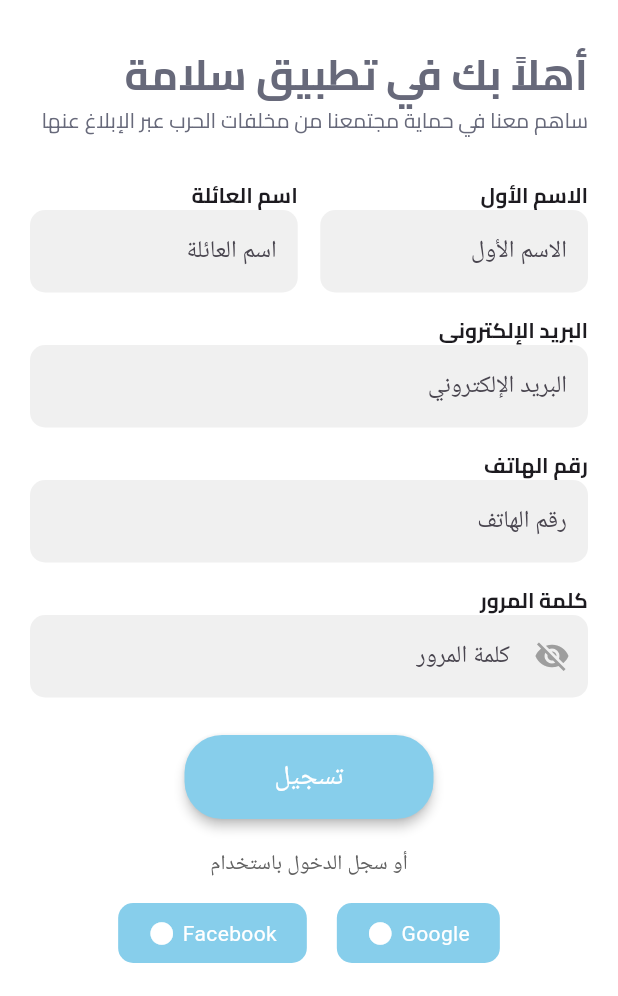
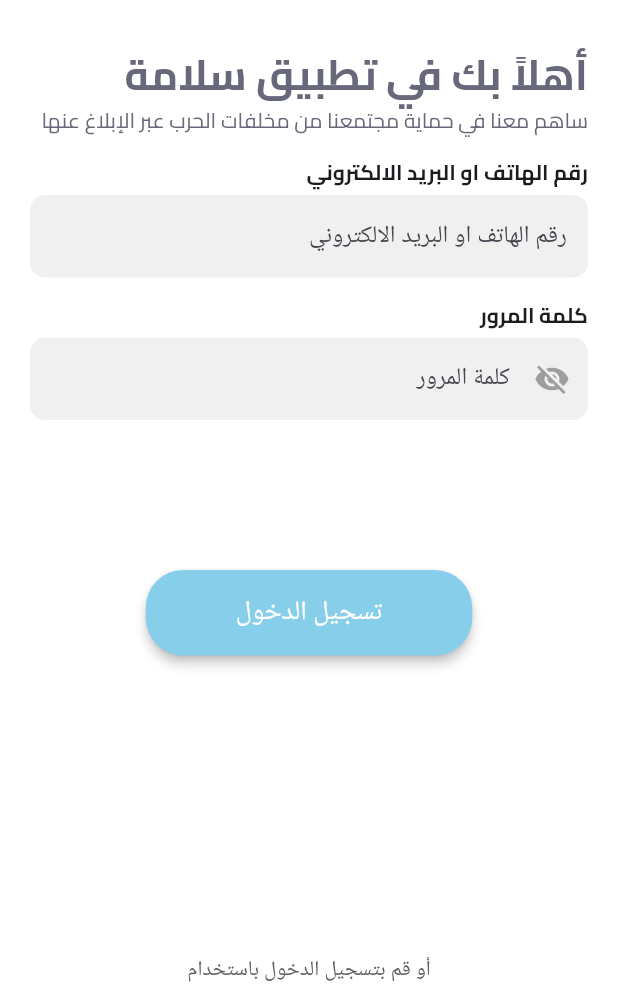
Before and after one commit to Yousef93it/salama, a Flutter app: the screen it shows after launch, on a phone screen of 412 x 824 dp, the part 240-1236 px from its top. Run offline on Flutter 3.47's test engine with Material 3 defaults, Android fonts, the light colour scheme and no system bars.

Commit message:
LogIn page without functionality

```diff
--- /dev/null
+++ b/lib/LogIn.dart
@@ -0,0 +1,281 @@
+import 'package:flutter/material.dart';
+
+void main() => runApp(LogIn());
+
+class LogIn extends StatelessWidget {
+  @override
+  Widget build(BuildContext context) {
+    return MaterialApp(
+      home: LogInPage(),
+    );
+  }
+}
+
+class LogInPage extends StatefulWidget {
+  @override
+  _LogInPageState createState() => _LogInPageState();
+}
+
+class _LogInPageState extends State<LogInPage> {
+  final GlobalKey<FormState> _formKey = GlobalKey<FormState>();
+  final TextEditingController _emailController = TextEditingController();
+  final TextEditingController _passwordController = TextEditingController();
+
+  @override
+  Widget build(BuildContext context) {
+    return Scaffold(
+      backgroundColor: Colors.white,
+      body: SingleChildScrollView(
+        child: Padding(
+          padding: const EdgeInsets.symmetric(horizontal: 20.0),
+          child: Form(
+            key: _formKey,
+            child: Column(
+              crossAxisAlignment: CrossAxisAlignment.start,
+              children: [
+                SizedBox(height: 50),
+                _buildHeader(),
+                SizedBox(height: 30),
+                _buildWelcomeText(),
+                SizedBox(height: 15),
+                Row(
+                  mainAxisAlignment: MainAxisAlignment.end,
+                  children: [
+                    Text(
+                      'رقم الهاتف او البريد الالكتروني',
+                      textAlign: TextAlign.right,
+                      style: TextStyle(
+                        fontFamily: "Cairo",
+                        fontSize: 14,
+                        fontWeight: FontWeight.bold,
+                      ),
+                    ),
+                  ],
+                ),
+                SizedBox(height: 5),
+                _buildTextField('رقم الهاتف او البريد الالكتروني',
+                    TextInputType.emailAddress, TextAlign.right),
+                SizedBox(height: 15),
+                Row(
+                  mainAxisAlignment: MainAxisAlignment.end,
+                  children: [
+                    Text(
+                      'كلمة المرور',
+                      textAlign: TextAlign.right,
+                      style: TextStyle(
+                        fontFamily: "Cairo",
+                        fontSize: 14,
+                        fontWeight: FontWeight.bold,
+                      ),
+                    ),
+                  ],
+                ),
+                SizedBox(height: 5),
+                _buildTextField('كلمة المرور', TextInputType.visiblePassword,
+                    TextAlign.right,
+                    isPassword: true),
+                SizedBox(height: 100),
+                _buildSignUpButton(),
+                SizedBox(height: 200),
+                _buildSocialLoginText(),
+                _buildSocialButtons(),
+                // Add other widgets here
+              ],
+            ),
+          ),
+        ),
+      ),
+    );
+  }
+
+  Widget _buildHeader() {
+    return Align(
+      alignment: Alignment.topLeft,
+      child: Padding(
+        padding: const EdgeInsets.only(
+            top: 10.0), // Adjust the top padding as needed
+        child: Row(
+          mainAxisAlignment: MainAxisAlignment.spaceBetween,
+          crossAxisAlignment: CrossAxisAlignment.center,
+          children: [
+            Image.asset(
+              'assets/logo.png',
+              width: 100, // Adjust the width as needed
+              height: 100, // Adjust the height as needed
+            ),
+            Column(
+              crossAxisAlignment: CrossAxisAlignment.end,
+              children: [
+                Text(
+                  'سلامة',
+                  style: TextStyle(
+                    fontFamily: "Cairo",
+                    fontSize: 28,
+                    fontWeight: FontWeight.bold,
+                    color: Color(0xFF87CEEB),
+                  ),
+                  textAlign: TextAlign.right,
+                ),
+                Text(
+                  'معا نحو وطن آمن',
+                  style: TextStyle(
+                    fontFamily: "Cairo",
+                    fontSize: 14,
+                    color: Color(0xFF87CEEB),
+                  ),
+                  textAlign: TextAlign.right,
+                ),
+              ],
+            ),
+          ],
+        ),
+      ),
+    );
+  }
+
+  Widget _buildWelcomeText() {
+    return Align(
+      alignment: Alignment.topRight,
+      child: Column(
+        crossAxisAlignment: CrossAxisAlignment.end,
+        children: [
+          Text(
+            'أهلاً بك في تطبيق سلامة',
+            style: TextStyle(
+              fontFamily: "Cairo",
+              fontSize: 28,
+              fontWeight: FontWeight.bold,
+              color: Color(0XFF67697A),
+            ),
+          ),
+          Text(
+            'ساهم معنا في حماية مجتمعنا من مخلفات الحرب عبر الإبلاغ عنها',
+            style: TextStyle(
+              fontFamily: "Cairo",
+              fontSize: 14,
+              color: Color(0XFF67697A),
+            ),
+            textAlign: TextAlign.right,
+          ),
+        ],
+      ),
+    );
+  }
+
+  Widget _buildTextField(
+      String hintText, TextInputType inputType, TextAlign textAlign,
+      {bool isPassword = false}) {
+    return TextFormField(
+      keyboardType: inputType,
+      obscureText: isPassword,
+      textAlign: textAlign,
+      decoration: InputDecoration(
+        hintText: hintText,
+        filled: true,
+        fillColor: Color(0xFFF0F0F0),
+        border: OutlineInputBorder(
+          borderRadius: BorderRadius.circular(10),
+          borderSide: BorderSide.none,
+        ),
+        focusedBorder: OutlineInputBorder(
+          borderRadius: BorderRadius.circular(10),
+          borderSide: BorderSide(color: Color(0xFF87CEEB), width: 2),
+        ),
+        contentPadding: EdgeInsets.symmetric(vertical: 15, horizontal: 10),
+        suffixIcon:
+            isPassword ? Icon(Icons.visibility_off, color: Colors.grey) : null,
+      ),
+      validator: (value) {
+        if (value == null || value.isEmpty) {
+          return 'هذا الحقل مطلوب';
+        }
+        return null;
+      },
+    );
+  }
+
+  Widget _buildSignUpButton() {
+    return Center(
+      child: ElevatedButton(
+        onPressed: () {
+          print("Sign Up button pressed!");
+          if (_formKey.currentState?.validate() ?? false) {
+            // Add your action here
+            print("تسجيل button clicked!");
+          }
+        },
+        style: ElevatedButton.styleFrom(
+          backgroundColor: Color(0xFF87CEEB),
+          padding: EdgeInsets.symmetric(vertical: 15, horizontal: 60),
+          shape: RoundedRectangleBorder(
+            borderRadius: BorderRadius.circular(25),
+          ),
+          elevation: 3,
+        ),
+        child: Text(
+          'تسجيل الدخول',
+          style: TextStyle(fontSize: 18, color: Colors.white),
+        ),
+      ),
+    );
+  }
+}
+
+Widget _buildSocialButtons() {
+  return Row(
+    mainAxisAlignment: MainAxisAlignment.center,
+    children: [
+      GestureDetector(
+        onTap: () {
+          // Add Facebook login action here
+          print("Facebook login clicked!");
+        },
+        child: _buildSocialButton(
+            'Facebook',
+            Color.fromARGB(255, 255, 255, 255),
+            Color.fromARGB(255, 0, 0, 0),
+            'assets/facebook.png'), // Use an appropriate IconData
+      ),
+      SizedBox(width: 20),
+      GestureDetector(
+        onTap: () {
+          // Add Google login action here
+          print("Google login clicked!");
+        },
+        child: _buildSocialButton('Google', Color.fromARGB(255, 255, 255, 255),
+            Color.fromARGB(255, 0, 0, 0), "assets/google.png"),
+      ),
+    ],
+  );
+}
+
+Widget _buildSocialButton(
+    String text, Color color, Color fontColor, String iconPath) {
+  return Container(
+    padding: EdgeInsets.symmetric(vertical: 10, horizontal: 20),
+    decoration: BoxDecoration(
+      color: color,
+      borderRadius: BorderRadius.circular(10),
+    ),
+    child: Row(
+      mainAxisSize: MainAxisSize.min,
+      children: [
+        Image.asset(iconPath, height: 18, width: 18),
+        SizedBox(width: 5),
+        Text(
+          text,
+          style: TextStyle(color: fontColor),
+        ),
+      ],
+    ),
+  );
+}
+
+Widget _buildSocialLoginText() {
+  return Center(
+    child: Text(
+      'أو قم بتسجيل الدخول باستخدام',
+      style: TextStyle(fontSize: 14, color: Colors.grey[700]),
+    ),
+  );
+}
--- a/lib/SignUP.dart
+++ b/lib/SignUP.dart
@@ -499,7 +499,7 @@
           elevation: 3,
         ),
         child: Text(
-          'تسجيل',
+          'أنشاء حساب',
           style: TextStyle(fontSize: 18, color: Colors.white),
         ),
       ),
@@ -524,7 +524,11 @@
             // Add Facebook login action here
             print("Facebook login clicked!");
           },
-          child: _buildSocialButton('Facebook', Color(0xFF87CEEB)),
+          child: _buildSocialButton(
+              'Facebook',
+              Color.fromARGB(255, 255, 255, 255),
+              Color.fromARGB(255, 0, 0, 0),
+              'assets/facebook.png'), // Use an appropriate IconData
         ),
         SizedBox(width: 20),
         GestureDetector(
@@ -532,13 +536,18 @@
             // Add Google login action here
             print("Google login clicked!");
           },
-          child: _buildSocialButton('Google', Color(0xFF87CEEB)),
+          child: _buildSocialButton(
+              'Google',
+              Color.fromARGB(255, 255, 255, 255),
+              Color.fromARGB(255, 0, 0, 0),
+              "assets/google.png"),
         ),
       ],
     );
   }
 
-  Widget _buildSocialButton(String text, Color color) {
+  Widget _buildSocialButton(
+      String text, Color color, Color fontColor, String iconPath) {
     return Container(
       padding: EdgeInsets.symmetric(vertical: 10, horizontal: 20),
       decoration: BoxDecoration(
@@ -548,11 +557,11 @@
       child: Row(
         mainAxisSize: MainAxisSize.min,
         children: [
-          Icon(Icons.circle, size: 18, color: Colors.white),
+          Image.asset(iconPath, height: 18, width: 18),
           SizedBox(width: 5),
           Text(
             text,
-            style: TextStyle(color: Colors.white),
+            style: TextStyle(color: fontColor),
           ),
         ],
       ),
--- a/lib/main.dart
+++ b/lib/main.dart
@@ -1,16 +1,18 @@
 import 'package:flutter/material.dart';
 import 'package:testflutterproject/SignUP.dart';
-
+import 'package:testflutterproject/LogIn.dart';
 
 void main() {
   runApp(SalamaApp());
 }
+
 class SalamaApp extends StatelessWidget {
   @override
   Widget build(BuildContext context) {
     return MaterialApp(
       debugShowCheckedModeBanner: false,
-      home:SignUpPage(),
+      //home: SignUpPage(),
+      home: LogInPage(),
     );
   }
 }
--- a/pubspec.yaml
+++ b/pubspec.yaml
@@ -62,6 +62,8 @@
   # To add assets to your application, add an assets section, like this:
   assets:
       - assets/logo.png
+      - assets/google.png
+      - assets/facebook.png
   #   - images/a_dot_burr.jpeg
   #   - images/a_dot_ham.jpeg
 
```
Also changed, not shown: assets/facebook.png (added), assets/google.png (added).
